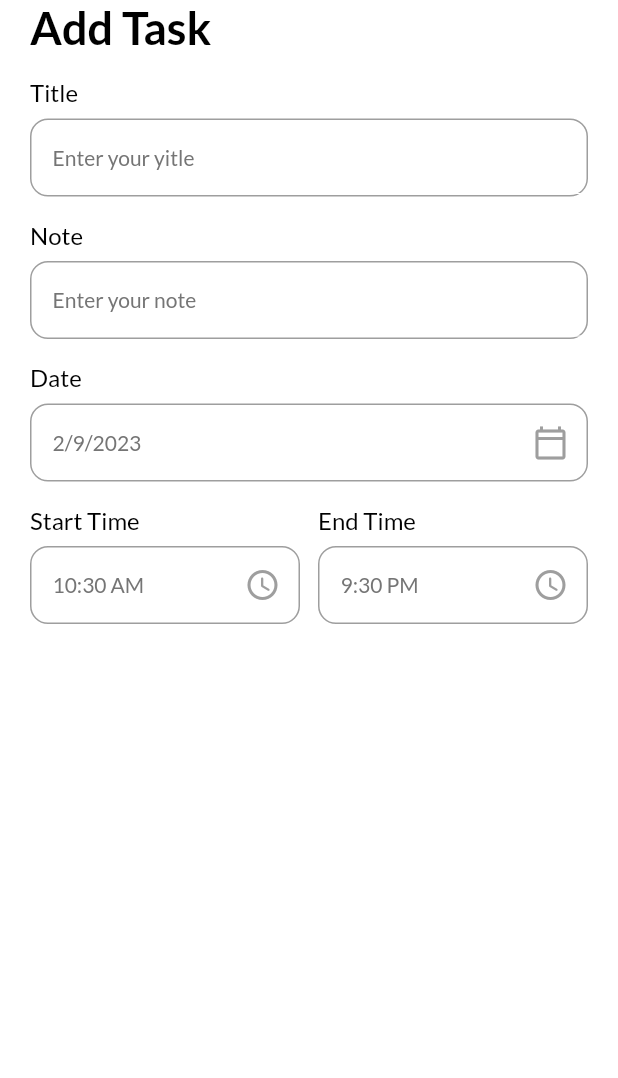
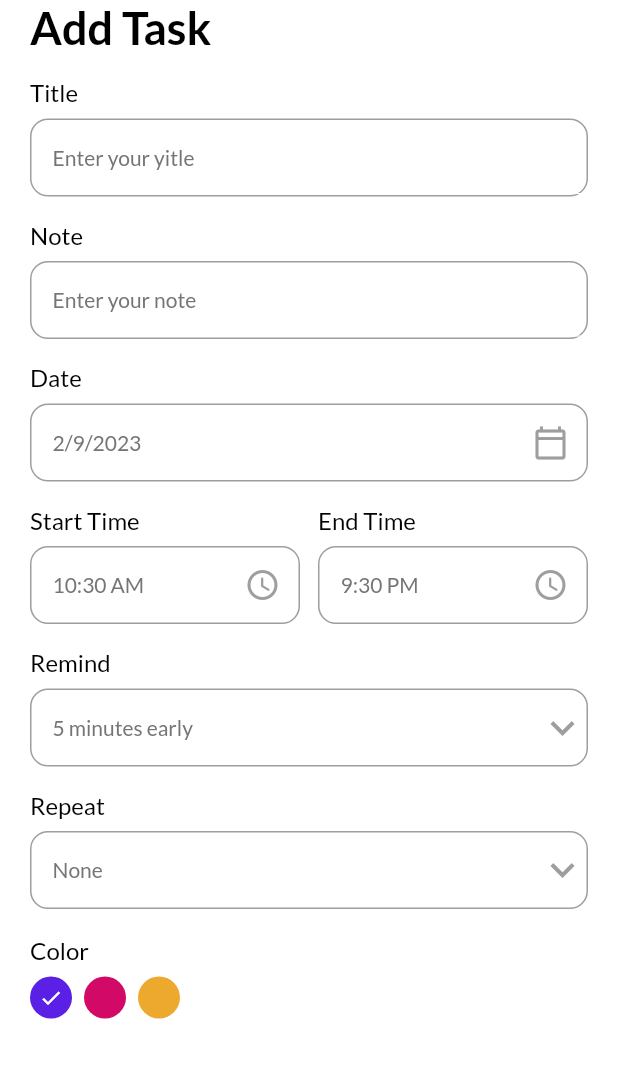
Before and after one commit to egetelli/myapp, a Flutter app: the screen it shows after launch, after a tap on "+ Add Task", on a phone screen of 412 x 824 dp, the part 84-1162 px from its top. Run offline on Flutter 3.47's test engine with Material 2 defaults, Android fonts, the phone set to English and light mode, and no system bars; our stand-ins replace date_picker_timeline, flex_color_scheme, flutter_local_notifications, get, get_storage, google_fonts and 1 more.

Commit message:
bazı textbox ve buton eklemeleri

```diff
--- a/lib/ui/add_task_bar.dart
+++ b/lib/ui/add_task_bar.dart
@@ -15,9 +15,27 @@ class AddTaskPage extends StatefulWidget {
 }
 
 class _AddTaskPageState extends State<AddTaskPage> {
+  Color yellowClr = Color.fromARGB(255, 236, 169, 45);
+  Color pinkClr = Color.fromARGB(255, 211, 9, 103);
+  Color primaryClr = Color.fromARGB(255, 91, 32, 230);
   DateTime _selectedDate = DateTime.now();
   String _endTime = "9:30 PM";
   String _startTime = DateFormat("hh:mm a").format(DateTime.now()).toString();
+  int _selectedRemind = 5;
+  List<int> remindList = [
+    5,
+    10,
+    15,
+    20,
+  ];
+  String _selectedRepeat = "None";
+  List<String> repeatList = [
+    "None",
+    "Daily",
+    "Weekly",
+    "Monthly",
+  ];
+  int _selectedColor = 0;
   @override
   Widget build(BuildContext context) {
     return Scaffold(
@@ -83,6 +101,115 @@ class _AddTaskPageState extends State<AddTaskPage> {
                       ),
                     ),
                   ),
+                ],
+              ),
+              MyInputField(
+                title: "Remind",
+                hint: "$_selectedRemind minutes early",
+                widget: DropdownButton(
+                  onChanged: (String? newValue) {
+                    setState(() {
+                      _selectedRemind = int.parse(newValue!);
+                    });
+                  },
+                  icon: const Icon(
+                    Icons.keyboard_arrow_down,
+                    color: Colors.grey,
+                  ),
+                  iconSize: 32,
+                  elevation: 4,
+                  style: subTitleStyle,
+                  underline: Container(
+                    height: 0,
+                  ),
+                  items: remindList.map<DropdownMenuItem<String>>((int value) {
+                    return DropdownMenuItem<String>(
+                      value: value.toString(),
+                      child: Text(
+                        value.toString(),
+                        style: TextStyle(color: Colors.grey),
+                      ),
+                    );
+                  }).toList(),
+                ),
+              ),
+              MyInputField(
+                title: "Repeat",
+                hint: "$_selectedRepeat",
+                widget: DropdownButton(
+                  onChanged: (String? newValue) {
+                    setState(() {
+                      _selectedRepeat = newValue!;
+                    });
+                  },
+                  icon: const Icon(
+                    Icons.keyboard_arrow_down,
+                    color: Colors.grey,
+                  ),
+                  iconSize: 32,
+                  elevation: 4,
+                  style: subTitleStyle,
+                  underline: Container(
+                    height: 0,
+                  ),
+                  items:
+                      repeatList.map<DropdownMenuItem<String>>((String value) {
+                    return DropdownMenuItem<String>(
+                      value: value,
+                      child: Text(
+                        value,
+                        style: TextStyle(color: Colors.grey),
+                      ),
+                    );
+                  }).toList(),
+                ),
+              ),
+              SizedBox(
+                height: 18,
+              ),
+              Row(
+                children: [
+                  Column(
+                    crossAxisAlignment: CrossAxisAlignment.start,
+                    children: [
+                      Text(
+                        "Color",
+                        style: titleStyle,
+                      ),
+                      SizedBox(
+                        height: 8.0,
+                      ),
+                      Wrap(
+                        children: List<Widget>.generate(3, (int index) {
+                          return GestureDetector(
+                            onTap: () {
+                              setState(() {
+                                _selectedColor = index;
+                              });
+                            },
+                            child: Padding(
+                              padding: const EdgeInsets.only(right: 8.0),
+                              child: CircleAvatar(
+                                radius: 14,
+                                backgroundColor: index == 0
+                                    ? primaryClr
+                                    : index == 1
+                                        ? pinkClr
+                                        : yellowClr,
+                                child: _selectedColor == index
+                                    ? Icon(
+                                        Icons.done,
+                                        color: Colors.white,
+                                        size: 16,
+                                      )
+                                    : Container(),
+                              ),
+                            ),
+                          );
+                        }),
+                      )
+                    ],
+                  )
                 ],
               )
             ],
--- a/lib/ui/home_page.dart
+++ b/lib/ui/home_page.dart
@@ -35,7 +35,10 @@ class _HomePageState extends State<HomePage> {
     return Scaffold(
       appBar: _appBar(),
       body: Column(
-        children: [_addTaskBar(), _addDateBar()],
+        children: [
+          _addTaskBar(),
+          _addDateBar(),
+        ],
       ),
     );
   }
```
